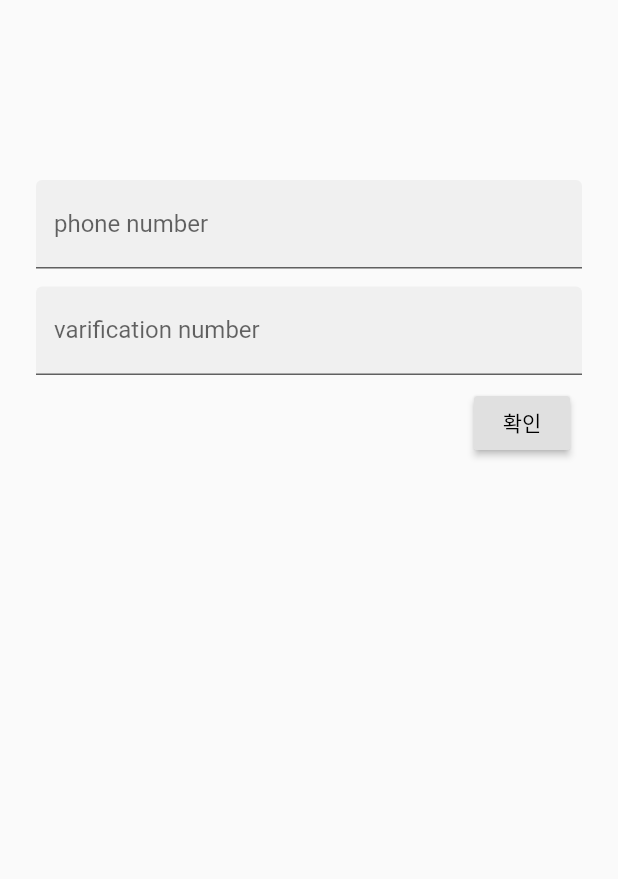
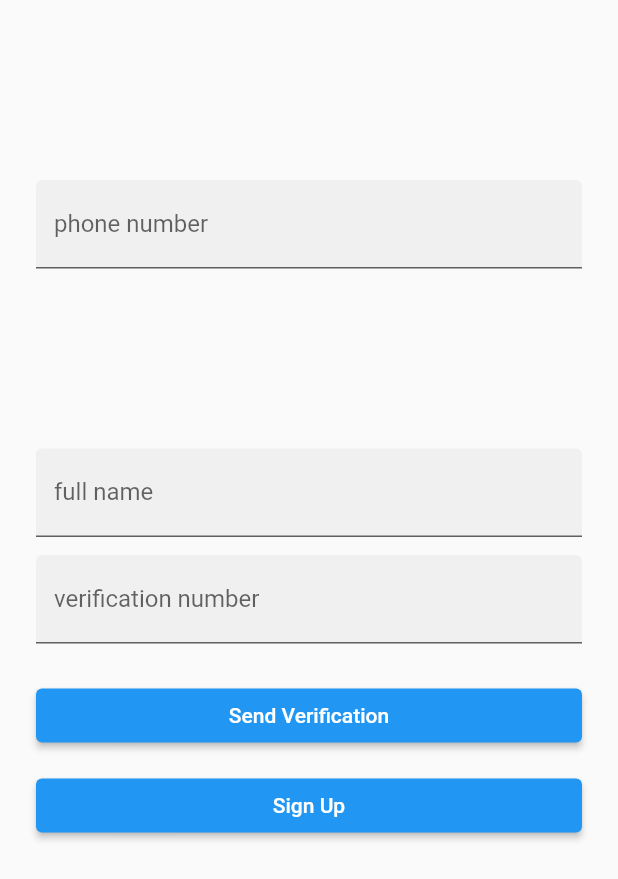
Before and after one commit to gradupro/client_server, a Flutter app: the screen it shows after launch, on a phone screen of 412 x 824 dp. Shown: the top 879 px of the screen. Run offline on Flutter 3.47's test engine with Material 2 defaults, Android fonts, the phone set to English and light mode, and no system bars; our stand-ins replace dio, firebase_core, firebase_messaging, flutter_local_notifications, get, permission_handler and 1 more; accounts and stored records are empty.

Commit message:
돌아는 갑니다~~

```diff
--- a/lib/controllers/push_notification.dart
+++ b/lib/controllers/push_notification.dart
@@ -58,7 +58,7 @@ class AppController extends GetxController {
             iOS: IOSInitializationSettings()),
         onSelectNotification: (String? payload) async {
           // Foreground 에서 수신했을 때 생성되는 heads up notification 클릭했을 때의 동작
-          Get.to(NotificationDetailsPage(), arguments: payload);
+          Get.to(ReportScreen(), arguments: payload);
         });
 
     FirebaseMessaging.onMessage.listen((RemoteMessage rm) {
@@ -87,14 +87,14 @@ class AppController extends GetxController {
 
     // Background 상태. Notification 서랍에서 메시지 터치하여 앱으로 돌아왔을 때의 동작은 여기서.
     FirebaseMessaging.onMessageOpenedApp.listen((RemoteMessage rm) {
-      Get.to(NotificationDetailsPage(), arguments: rm.data['argument']);
+      Get.to(ReportScreen(), arguments: rm.data['argument']);
     });
 
     // Terminated 상태에서 도착한 메시지에 대한 처리
     RemoteMessage? initialMessage =
     await FirebaseMessaging.instance.getInitialMessage();
     if (initialMessage != null) {
-      Get.to(NotificationDetailsPage(),
+      Get.to(ReportScreen(),
           arguments: initialMessage.data['argument']);
     }
   }
--- /dev/null
+++ b/lib/controllers/signup_controller.dart
@@ -0,0 +1,50 @@
+import 'package:dio/dio.dart';
+import 'dart:convert';
+import 'package:flutter/material.dart';
+
+class SignUpController {
+  final phoneNumberController = TextEditingController();
+  final fullNameController = TextEditingController();
+  final verificationController = TextEditingController();
+
+  final dio = Dio();
+
+  void sendVerification() async {
+    final phoneNumber = phoneNumberController.text;
+    final fullName = fullNameController.text;
+
+    try {
+      final response = await dio.post(
+        'https://your-node-js-server/send-verification',
+        data: {
+          'phoneNumber': phoneNumber,
+          'fullName': fullName,
+          'deviceToken': 'device_token_here',
+        },
+      );
+      print(response.data);
+    } catch (error) {
+      print(error);
+    }
+  }
+
+  void signUp() async {
+    final phoneNumber = phoneNumberController.text;
+    final fullName = fullNameController.text;
+    final verificationNumber = verificationController.text;
+
+    try {
+      final response = await dio.post(
+        'https://your-node-js-server/send-verification',
+        data: {
+          'phoneNumber': phoneNumber,
+          'fullName': fullName,
+          'verificationNumber': verificationNumber,
+        },
+      );
+      print(response.data);
+    } catch (error) {
+      print(error);
+    }
+  }
+}
--- a/lib/main.dart
+++ b/lib/main.dart
@@ -2,10 +2,11 @@ import 'package:flutter/material.dart';
 import 'package:shared_preferences/shared_preferences.dart';
 import 'package:permission_handler/permission_handler.dart';
 
-import 'screens/Auth_screen.dart';
 import 'screens/login_screen.dart';
 import 'screens/reportlist_screen.dart';
 import 'screens/signup_screen.dart';
+import 'screens/main_screen.dart';
+import 'screens/permission_screen.dart';
 
 void main() {
   runApp(MyApp());
@@ -80,9 +81,11 @@ class _MyAppState extends State<MyApp> {
       title: 'My App',
       home: initialScreen,
       routes: {
+        '/main_screen': (context) => MainScreen(),
         '/login_screen': (context) => LoginScreen(),
         '/signup_screen': (context) => SignUpScreen(onSignUpComplete: _updateFirstTime),
-        '/reportlist_screen': (context) => ReportListScreen(),
+        //'/reportlist_screen': (context) => ReportListScreen(),
+        //'/protectlist_screen': (context) => ProtectListScreen(),
       },
     );
   }
--- a/lib/models/protector_model.dart
+++ b/lib/models/protector_model.dart
@@ -0,0 +1,6 @@
+class Protector {
+  String name;
+  String phoneNumber;
+
+  Protector({required this.name, required this.phoneNumber});
+}
--- /dev/null
+++ b/lib/models/user_model.dart
@@ -0,0 +1,13 @@
+class User {
+  final String phoneNumber;
+  final String fullName;
+
+  User({required this.phoneNumber, required this.fullName});
+
+  factory User.fromJson(Map<String, dynamic> json) {
+    return User(
+      phoneNumber: json['phoneNumber'],
+      fullName: json['fullName'],
+    );
+  }
+}
--- a/lib/routes/routes.dart
+++ /dev/null
@@ -1 +0,0 @@
-import 'package:flutter/material.dart';
--- a/lib/screens/addProtector_screen.dart
+++ b/lib/screens/addProtector_screen.dart
@@ -1,5 +1,5 @@
 import 'package:flutter/material.dart';
-import '/models/protector.dart'; // Replace with your protector model
+import '/models/protector_model.dart';
 
 class AddProtectorScreen extends StatelessWidget {
   final TextEditingController phoneNumberController = TextEditingController();
@@ -8,7 +8,7 @@ class AddProtectorScreen extends StatelessWidget {
   Widget build(BuildContext context) {
     return Scaffold(
       appBar: AppBar(
-        title: Text('보호자 추가하기'),
+        title: Text('Add Protector'),
       ),
       body: Padding(
         padding: const EdgeInsets.all(16.0),
@@ -32,7 +32,6 @@ class AddProtectorScreen extends StatelessWidget {
                     phoneNumber: phoneNumber,
                   );
 
-                  // Pass the new protector back to the previous screen
                   Navigator.pop(context, newProtector);
                 }
               },
--- a/lib/screens/report_screen.dart
+++ b/lib/screens/report_screen.dart
@@ -1,6 +1,6 @@
 import 'package:flutter/material.dart';
 
-class ReportListScreen extends StatelessWidget {
+class ReportScreen extends StatelessWidget {
   @override
   Widget build(BuildContext context) {
     return Scaffold(
--- a/lib/screens/signup_screen.dart
+++ b/lib/screens/signup_screen.dart
@@ -1,14 +1,18 @@
 import 'package:flutter/material.dart';
+import '/controllers/signup_controller.dart';
+import 'package:dio/dio.dart';
 
 class SignUpScreen extends StatefulWidget {
+  final VoidCallback onSignUpComplete;
+
+  SignUpScreen({required this.onSignUpComplete});
+
   @override
   _SignUpScreenState createState() => _SignUpScreenState();
 }
 
 class _SignUpScreenState extends State<SignUpScreen> {
-
-  final _phonenumberController = TextEditingController();
-  final _varificationnumberController = TextEditingController();
+  final SignUpController _signUpController = SignUpController();
 
   @override
   Widget build(BuildContext context) {
@@ -19,31 +23,41 @@ class _SignUpScreenState extends State<SignUpScreen> {
           children: <Widget>[
             SizedBox(height: 120.0),
             TextField(
-              controller: _phonenumberController,
+              controller: _signUpController.phoneNumberController,
               decoration: InputDecoration(
                 filled: true,
                 labelText: 'phone number',
               ),
             ),
+            SizedBox(height: 120.0),
+            TextField(
+              controller: _signUpController.fullNameController,
+              decoration: InputDecoration(
+                filled: true,
+                labelText: 'full name',
+              ),
+            ),
             SizedBox(height: 12.0),
             TextField(
-              controller: _varificationnumberController,
+              controller: _signUpController.verificationController,
               decoration: InputDecoration(
                 filled: true,
-                labelText: 'varification number',
+                labelText: 'verification number',
               ),
               obscureText: true,
             ),
-            ButtonBar(
-              children: <Widget>[
-                RaisedButton(
-                  // 확인을 통해서 전화번호와 인증번호가 맞는지
-                  child: Text('확인'),
-                  onPressed: () {
-                    Navigator.pop(context);
-                  },
-                ),
-              ],
+            SizedBox(height: 24.0),
+            ElevatedButton(
+              onPressed: _signUpController.sendVerification,
+              child: Text('Send Verification'),
+            ),
+            SizedBox(height: 12.0),
+            ElevatedButton(
+              onPressed: () {
+                _signUpController.signUp();
+                widget.onSignUpComplete(); // Call the onSignUpComplete callback
+              },
+              child: Text('Sign Up'),
             ),
           ],
         ),
--- a/pubspec.yaml
+++ b/pubspec.yaml
@@ -34,7 +34,8 @@ dependencies:
   firebase_core: ^1.3.0
   firebase_messaging: ^10.0.3
   flutter_local_notifications: ^8.1.1
-  permission_handler: ^8.3.0
+  permission_handler: ^10.2.0
+  dio: ^4.0.6
 
   # The following adds the Cupertino Icons font to your application.
   # Use with the CupertinoIcons class for iOS style icons.
```
Also changed, not shown: lib/controllers/login_controller.dart (+15 -31 lines), lib/controllers/protectorlist_controller.dart (added, +20 -0 lines), lib/screens/login_screen.dart (+2 -14 lines), lib/screens/main_screen.dart (renamed from lib/screens/main_page.dart, +3 -11 lines), lib/screens/permission_screen.dart (added, +39 -0 lines), lib/screens/protectorlist_screen.dart (+14 -27 lines), lib/screens/reportlist_screen.dart (added), pubspec.lock, 4 other files.
